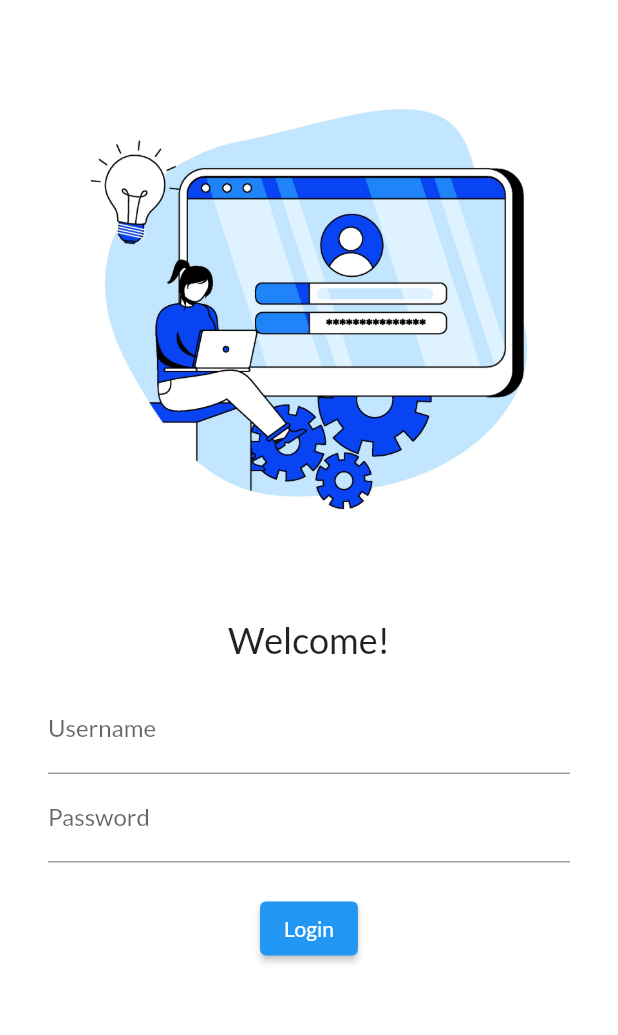
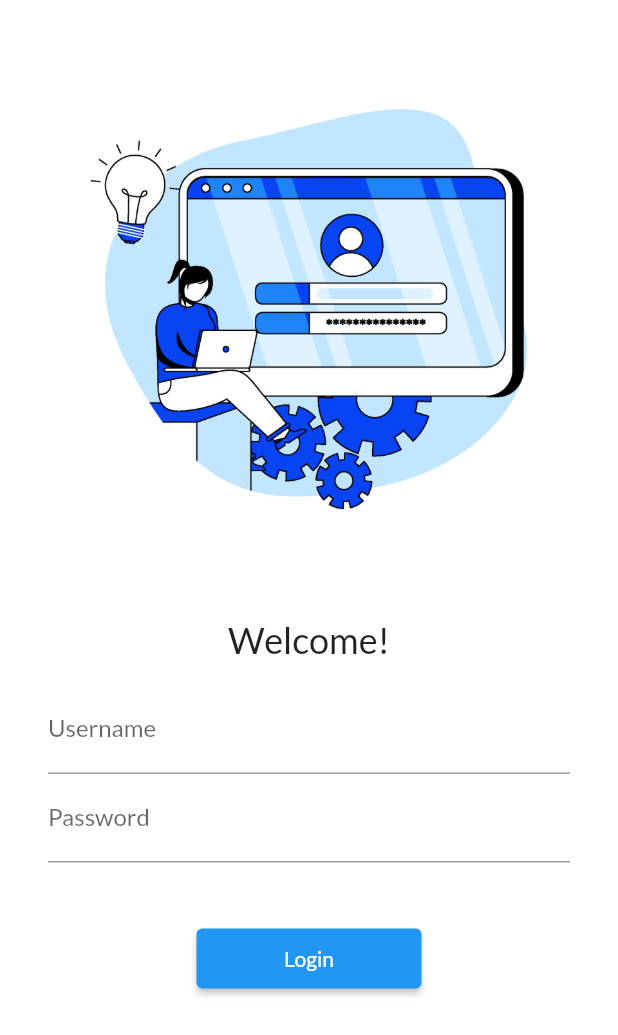
Before and after one commit to sanket-bhagat/30-days-of-flutter, a Flutter app: the screen it shows after launch, on a phone screen of 412 x 824 dp. Shown: the top 1035 px of the screen. Run offline on Flutter 3.47's test engine with Material 2 defaults, Android fonts, the phone set to English and light mode, and no system bars; our stand-ins replace google_fonts.

Commit message:
day 5 completed

```diff
--- a/lib/login_page.dart
+++ /dev/null
@@ -1,56 +0,0 @@
-import 'package:flutter/material.dart';
-
-class LoginPage extends StatelessWidget {
-  @override
-  Widget build(BuildContext context) {
-    return Material(
-      color: Colors.white,
-      child: Column(
-        children: [
-          Image.asset(
-            "assets/images/login_image.jpg",
-            fit: BoxFit.cover,
-          ),
-          Text(
-            "Welcome!",
-            style: TextStyle(
-              fontSize: 24.0,
-            ),
-          ),
-          Padding(
-            padding: const EdgeInsets.symmetric(
-              vertical: 16.0,
-              horizontal: 32.0,
-            ),
-            child: Column(
-              children: [
-                TextFormField(
-                  decoration: InputDecoration(
-                    labelText: "Username",
-                    hintText: "Enter Username",
-                  ),
-                ),
-                TextFormField(
-                  obscureText: true,
-                  decoration: InputDecoration(
-                    labelText: "Password",
-                    hintText: "Enter Password",
-                  ),
-                ),
-                SizedBox(
-                  height: 20.0,
-                ),
-                ElevatedButton(
-                  onPressed: () {},
-                  child: Text(
-                    "Login",
-                  ),
-                ),
-              ],
-            ),
-          )
-        ],
-      ),
-    );
-  }
-}
--- a/lib/main.dart
+++ b/lib/main.dart
@@ -1,5 +1,6 @@
 import 'package:flutter/material.dart';
-import 'package:flutter_catalog/login_page.dart';
+import 'package:flutter_catalog/pages/login_page.dart';
+import 'package:flutter_catalog/utils/routes.dart';
 import 'pages/home_page.dart';
 import 'package:google_fonts/google_fonts.dart';
 
@@ -23,7 +24,8 @@ class MyApp extends StatelessWidget {
       ),
       routes: {
         "/": (context) => LoginPage(),
-        "/login": (context) => LoginPage(),
+        MyRoutes.login: (context) => LoginPage(),
+        MyRoutes.home: (context) => HomePage(),
       },
     );
   }
--- /dev/null
+++ b/lib/pages/login_page.dart
@@ -0,0 +1,64 @@
+import 'package:flutter/material.dart';
+import 'package:flutter_catalog/utils/routes.dart';
+
+class LoginPage extends StatelessWidget {
+  @override
+  Widget build(BuildContext context) {
+    return Scaffold(
+      backgroundColor: Colors.white,
+      body: SingleChildScrollView(
+        child: Column(
+          children: [
+            Image.asset(
+              "assets/images/login_image.jpg",
+              fit: BoxFit.cover,
+            ),
+            Text(
+              "Welcome!",
+              style: TextStyle(
+                fontSize: 24.0,
+              ),
+            ),
+            Padding(
+              padding: const EdgeInsets.symmetric(
+                vertical: 16.0,
+                horizontal: 32.0,
+              ),
+              child: Column(
+                children: [
+                  TextFormField(
+                    decoration: InputDecoration(
+                      labelText: "Username",
+                      hintText: "Enter Username",
+                    ),
+                  ),
+                  TextFormField(
+                    obscureText: true,
+                    decoration: InputDecoration(
+                      labelText: "Password",
+                      hintText: "Enter Password",
+                    ),
+                  ),
+                  SizedBox(
+                    height: 40.0,
+                  ),
+                  ElevatedButton(
+                    onPressed: () {
+                      Navigator.pushNamed(context, MyRoutes.home);
+                    },
+                    style: TextButton.styleFrom(
+                      minimumSize: Size(150.0, 40.0),
+                    ),
+                    child: Text(
+                      "Login",
+                    ),
+                  ),
+                ],
+              ),
+            )
+          ],
+        ),
+      ),
+    );
+  }
+}
--- /dev/null
+++ b/lib/utils/routes.dart
@@ -0,0 +1,4 @@
+class MyRoutes {
+  static String login = "/login";
+  static String home = "/home";
+}
--- a/pubspec.yaml
+++ b/pubspec.yaml
@@ -33,12 +33,6 @@ dependencies:
   google_fonts: ^2.1.0
 
 dev_dependencies:
-
-  # The "flutter_lints" package below contains a set of recommended lints to
-  # encourage good coding practices. The lint set provided by the package is
-  # activated in the `analysis_options.yaml` file located at the root of your
-  # package. See that file for information about deactivating specific lint
-  # rules and activating additional ones.
   flutter_lints: ^1.0.0
   flutter_test:
     sdk: flutter
```
